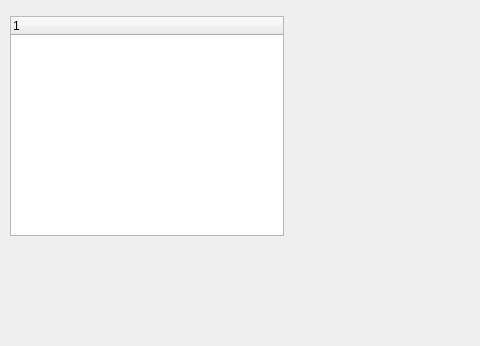
Qt form filetreelistwidget.ui (sxcong/DasUI) before a commit; both pictures show x 0 to 480 and y 0 to 346 of the 968 by 556 pixel window.
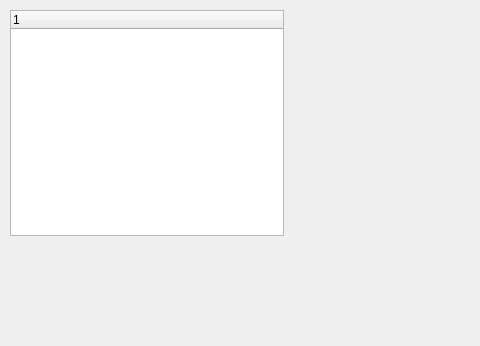
The same form after that commit.

Patch:
```diff
--- a/filetreelistwidget.ui
+++ b/filetreelistwidget.ui
@@ -26,6 +26,21 @@
     <string notr="true"/>
    </property>
    <layout class="QVBoxLayout" name="verticalLayout">
+    <property name="spacing">
+     <number>0</number>
+    </property>
+    <property name="leftMargin">
+     <number>0</number>
+    </property>
+    <property name="topMargin">
+     <number>0</number>
+    </property>
+    <property name="rightMargin">
+     <number>0</number>
+    </property>
+    <property name="bottomMargin">
+     <number>0</number>
+    </property>
     <item>
      <widget class="QWidget" name="widget" native="true"/>
     </item>
```
